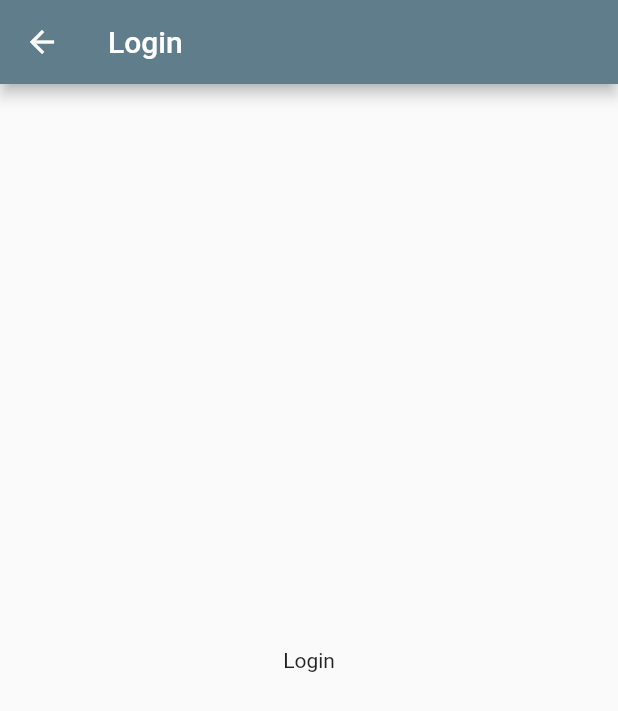
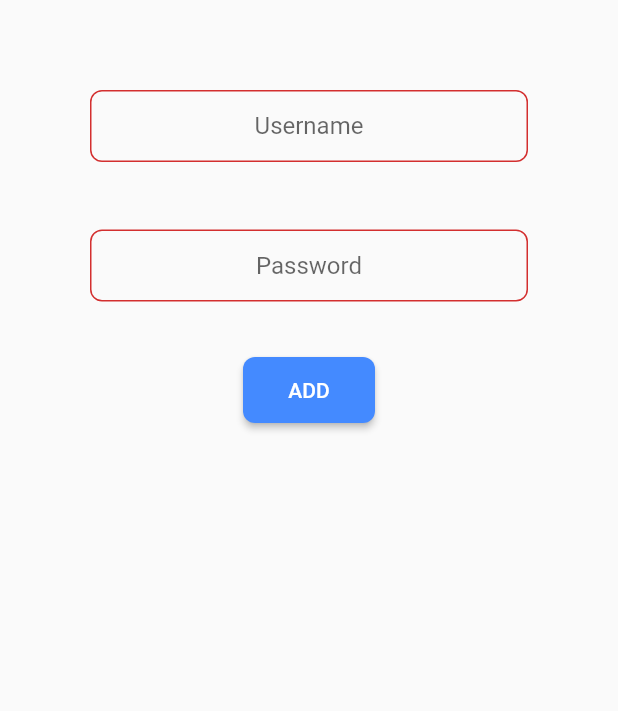
Before and after one commit to Amir-Mohseni/reddit, a Flutter app: the screen it shows after launch, after a tap on "Login", on a phone screen of 412 x 824 dp. Shown: the top 711 px of the screen. Run offline on Flutter 3.47's test engine with Material 2 defaults, Android fonts, the phone set to English and light mode, and no system bars.

Commit message:
loghinpage and some classes were added

```diff
--- a/lib/Classes/User.dart
+++ b/lib/Classes/User.dart
@@ -0,0 +1,18 @@
+import 'package:reddit/Classes/Community.dart';
+
+import 'Post.dart';
+
+class User {
+  String password;
+  String username;
+  String email;
+  String name;
+  String id;
+  Object profileImage;
+  String bio;
+  List<Post>? Posts;
+  List<Community>? communities;
+
+  User(this.password, this.username, this.email, this.name, this.id,
+      this.profileImage, this.bio);
+}
--- a/lib/Login/LoginPage.dart
+++ b/lib/Login/LoginPage.dart
@@ -1,23 +1,102 @@
+import 'package:flutter/cupertino.dart';
 import 'package:flutter/material.dart';
+
+import '../SingUp/SingUp.dart';
+
 class LoginPage extends StatefulWidget {
- /// const LoginPage({Key? key}) : super(key: key);
+  const LoginPage({Key? key}) : super(key: key);
 
   @override
   State<LoginPage> createState() => _LoginPageState();
 }
 
 class _LoginPageState extends State<LoginPage> {
+  TextEditingController namec = TextEditingController();
+  TextEditingController pasc = TextEditingController();
+  DateTime daytime = DateTime.now();
+  String userError = "",
+      desError = "";
+  bool _isLoading = false;
+
+
+  @override
+  void dispose() {
+   namec.dispose();
+   pasc.dispose();
+    // TODO: implement dispose
+    super.dispose();
+  }
+
   @override
   Widget build(BuildContext context) {
     return Scaffold(
-      appBar: AppBar(
-        title: const Text('Login'),
+      body: Container(
+        padding: EdgeInsets.fromLTRB(0, 50, 0, 10),
+        child: Column(
+          children: [
+            Container(
+              padding: EdgeInsets.fromLTRB(30.0, 5.0, 30.0, 5.0),
+              margin: EdgeInsets.fromLTRB(30.0, 5.0, 30.0, 8.0),
+              child: TextField(
+                controller: namec,
+                textAlign: TextAlign.center,
+                decoration: InputDecoration(
+                    errorText: userError,
+                    hintText: "Username",
+                    contentPadding:
+                    const EdgeInsets.fromLTRB(16.0, 14.0, 16.0, 14.0),
+                    border: const OutlineInputBorder(
+                        borderRadius: BorderRadius.all(Radius.circular(8.0)))),
+              ),
+            ),
+            Container(
+              padding: EdgeInsets.fromLTRB(30.0, 5.0, 30.0, 5.0),
+              margin: EdgeInsets.fromLTRB(30.0, 5.0, 30.0, 8.0),
+              child: TextField(
+                controller: pasc,
+                textAlign: TextAlign.center,
+                decoration: InputDecoration(
+                    hintText: "Password",
+                    errorText: desError,
+                    contentPadding:
+                    const EdgeInsets.fromLTRB(16.0, 14.0, 16.0, 14.0),
+                    border: const OutlineInputBorder(
+                        borderRadius: BorderRadius.all(Radius.circular(8.0)))),
+              ),
+            ),
+            Container(
+              margin: const EdgeInsets.fromLTRB(20.0, 0.0, 20.0, 8.0),
+              child: MaterialButton(
+                padding: const EdgeInsets.fromLTRB(16.0, 14.0, 16.0, 14.0),
+                shape: const RoundedRectangleBorder(
+                    borderRadius: BorderRadius.all(Radius.circular(8.0))),
+                color: Colors.blueAccent,
+                onPressed: () {
+                  FocusScope.of(context).requestFocus(FocusNode());
+                  setState(() {
+                    if (namec.text.length < 3) {
+                      userError = "username must be > 4";
+                    } else if (pasc.text.length < 4) {
+                      userError = "";
+                      desError = "password must be > 4";
+                    } else {
+                      userError = "";
+                      desError = "";
+                      Future.delayed(Duration(milliseconds: 500), () {
+                        Navigator.pop(context);
+                      });
+                    }
+                  });
+                },
+                child: const Text(
+                  "ADD",
+                  style: TextStyle(color: Colors.white),
+                ),
+              ),
+            )
+          ],
+        ),
       ),
-      body: Center(
-          child: Text('Login'),
-        ),
-
     );
-
   }
 }
```
Also changed, not shown: lib/Classes/AllUsers.dart (added, +8 -0 lines), lib/Classes/Community.dart (+7 -0 lines), lib/Classes/Like.dart (+9 -0 lines), lib/Classes/Post.dart (+12 -0 lines), lib/SingUp/SingUp.dart (+15 -0 lines), pubspec.yaml (+4 -35 lines).
